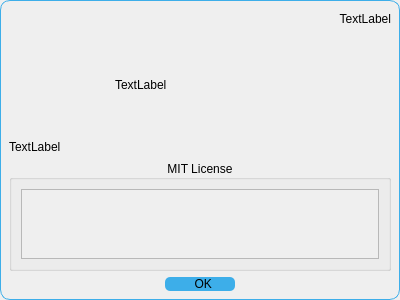
First picture: the form in ui/about_dialog.ui, repository TheCodingJsoftware/Invigo, before the edit.
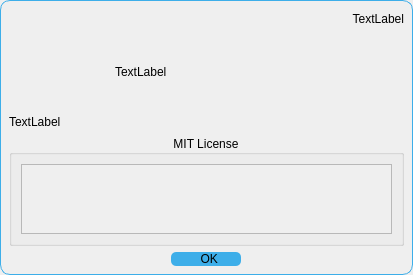
Second picture: the form after the edit. Icons and pictures are not drawn.

```diff
--- a/ui/about_dialog.ui
+++ b/ui/about_dialog.ui
@@ -6,8 +6,8 @@
    <rect>
     <x>0</x>
     <y>0</y>
-    <width>400</width>
-    <height>300</height>
+    <width>413</width>
+    <height>270</height>
    </rect>
   </property>
   <property name="windowTitle">
@@ -149,7 +149,7 @@
              <rect>
               <x>0</x>
               <y>0</y>
-              <width>360</width>
+              <width>373</width>
               <height>69</height>
              </rect>
             </property>
```
